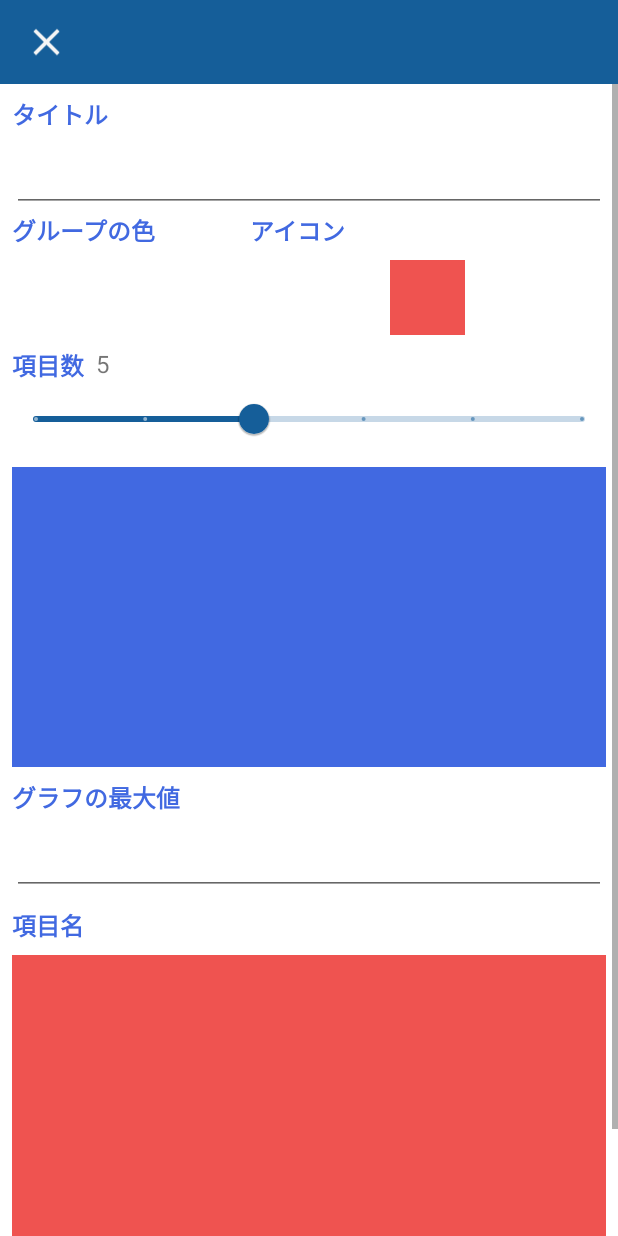
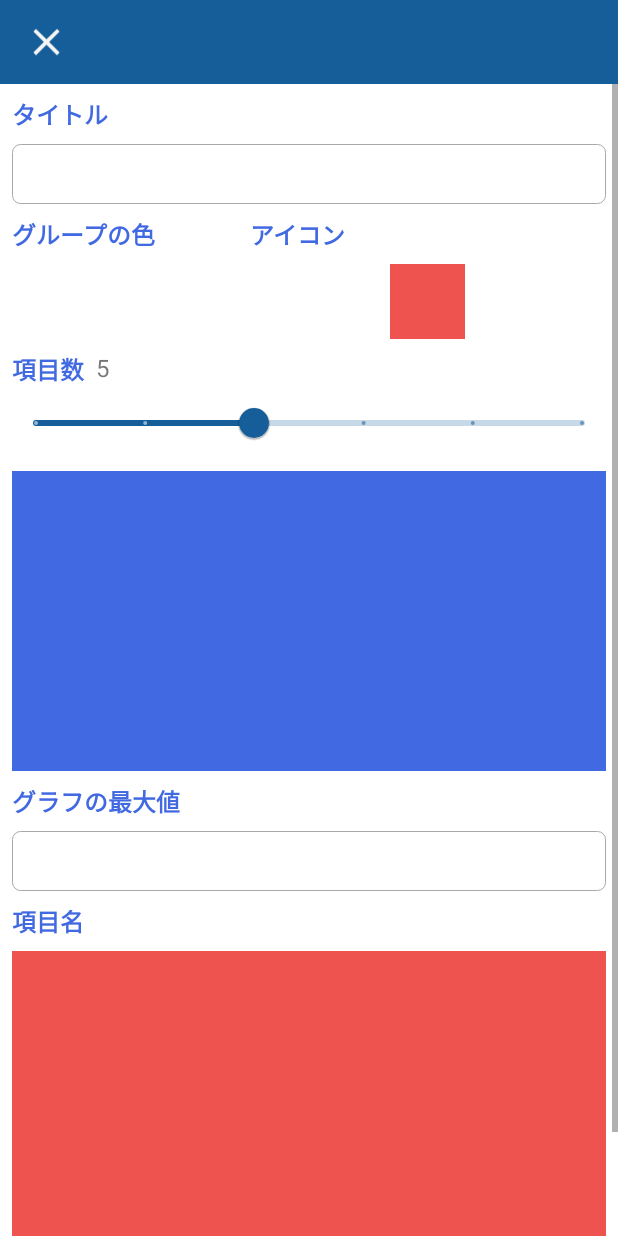
Before and after one commit to Aoc4456/Android_RadarChart, an Android app: the GroupCreateFragment screen opened through its navigation route, on a phone screen of 412 x 824 dp. Run offline under Robolectric (Android 15) with nearby library versions, the phone set to English and light mode, and no system bars; our stand-ins replace Dagger/Hilt's generated code, data binding; libraries missing offline, so code that uses them is left out: petrov.kristiyan.colorpicker; 1 statement that could not run was skipped.

Commit message:
枠線つきのカスタムEditTextViewを追加

```diff
--- /dev/null
+++ b/app/src/main/java/com/aoc4456/radarchart/component/BorderEditText.kt
@@ -0,0 +1,23 @@
+package com.aoc4456.radarchart.component
+
+import android.content.Context
+import android.util.AttributeSet
+import android.view.inputmethod.EditorInfo
+import androidx.appcompat.widget.AppCompatEditText
+import androidx.core.content.res.ResourcesCompat
+import com.aoc4456.radarchart.R
+
+class BorderEditText(context: Context, attrs: AttributeSet) : AppCompatEditText(context, attrs) {
+
+    private val scale = resources.displayMetrics.density
+
+    init {
+        imeOptions = EditorInfo.IME_ACTION_DONE
+        setEms(10)
+        height = resources.getDimensionPixelSize(R.dimen.edit_text_height)
+        background = ResourcesCompat.getDrawable(resources, R.drawable.border_radius, null)
+
+        val padding = (8 * scale + 0.5f).toInt()
+        setPadding(padding, 0, padding, 0)
+    }
+}
--- a/app/src/main/java/com/aoc4456/radarchart/screen/groupcreate/GroupCreateFragment.kt
+++ b/app/src/main/java/com/aoc4456/radarchart/screen/groupcreate/GroupCreateFragment.kt
@@ -9,7 +9,6 @@ import androidx.fragment.app.viewModels
 import androidx.navigation.fragment.findNavController
 import com.aoc4456.radarchart.databinding.GroupCreateFragmentBinding
 import dagger.hilt.android.AndroidEntryPoint
-import timber.log.Timber
 
 @AndroidEntryPoint
 class GroupCreateFragment : Fragment() {
@@ -36,7 +35,6 @@ class GroupCreateFragment : Fragment() {
         }
 
         binding.colorView.setOnChooseColorListener(requireActivity()) { chooseColor ->
-            Timber.d("色が選択されました : $chooseColor")
             viewModel.onChooseColor(chooseColor)
         }
 
--- /dev/null
+++ b/app/src/main/res/drawable/border_radius.xml
@@ -0,0 +1,7 @@
+<?xml version="1.0" encoding="utf-8"?>
+<shape xmlns:android="http://schemas.android.com/apk/res/android">
+    <stroke
+        android:width="0.5dp"
+        android:color="@color/dark_gray" />
+    <corners android:radius="5dp" />
+</shape>
--- a/app/src/main/res/layout/group_create_fragment.xml
+++ b/app/src/main/res/layout/group_create_fragment.xml
@@ -4,6 +4,7 @@
     xmlns:tools="http://schemas.android.com/tools">
 
     <data>
+
         <variable
             name="viewmodel"
             type="com.aoc4456.radarchart.screen.groupcreate.GroupCreateViewModel" />
@@ -53,12 +54,11 @@
                     app:layout_constraintStart_toStartOf="parent"
                     app:layout_constraintTop_toTopOf="parent" />
 
-                <EditText
+                <com.aoc4456.radarchart.component.BorderEditText
                     android:id="@+id/editTextTextPersonName"
                     android:layout_width="0dp"
                     android:layout_height="wrap_content"
                     android:layout_marginTop="8dp"
-                    android:ems="10"
                     android:importantForAutofill="no"
                     android:inputType="text"
                     app:layout_constraintEnd_toEndOf="parent"
@@ -71,6 +71,7 @@
                     style="@style/LabelBlueText"
                     android:layout_width="0dp"
                     android:layout_height="wrap_content"
+                    android:layout_marginTop="8dp"
                     android:text="@string/group_color"
                     app:layout_constraintEnd_toStartOf="@+id/iconLabel"
                     app:layout_constraintHorizontal_weight="0.4"
@@ -93,6 +94,7 @@
                     style="@style/LabelBlueText"
                     android:layout_width="0dp"
                     android:layout_height="wrap_content"
+                    android:layout_marginTop="8dp"
                     android:text="@string/icon"
                     app:layout_constraintEnd_toEndOf="parent"
                     app:layout_constraintHorizontal_weight="0.6"
@@ -124,25 +126,25 @@
                     android:id="@+id/numberOfItemsText"
                     android:layout_width="wrap_content"
                     android:layout_height="0dp"
-                    tools:text="5"
+                    android:layout_marginStart="8dp"
                     android:text="@{viewmodel.numberOfItems.toString()}"
                     android:textSize="16sp"
-                    android:layout_marginStart="8dp"
+                    app:layout_constraintBottom_toBottomOf="@id/numberOfItemsLabel"
+                    app:layout_constraintStart_toEndOf="@id/numberOfItemsLabel"
                     app:layout_constraintTop_toTopOf="@id/numberOfItemsLabel"
-                    app:layout_constraintStart_toEndOf="@id/numberOfItemsLabel"
-                    app:layout_constraintBottom_toBottomOf="@id/numberOfItemsLabel"/>
+                    tools:text="5" />
 
                 <com.google.android.material.slider.Slider
                     android:id="@+id/numberOfItemsSlider"
                     android:layout_width="0dp"
                     android:layout_height="0dp"
-                    app:layout_constraintTop_toBottomOf="@id/numberOfItemsLabel"
-                    app:layout_constraintStart_toStartOf="parent"
-                    app:layout_constraintEnd_toEndOf="parent"
+                    android:stepSize="1"
                     android:value="5"
                     android:valueFrom="3"
                     android:valueTo="8"
-                    android:stepSize="1"/>
+                    app:layout_constraintEnd_toEndOf="parent"
+                    app:layout_constraintStart_toStartOf="parent"
+                    app:layout_constraintTop_toBottomOf="@id/numberOfItemsLabel" />
 
                 <View
                     android:id="@+id/radarChart"
@@ -162,16 +164,15 @@
                     android:layout_height="wrap_content"
                     android:layout_marginTop="8dp"
                     android:text="@string/maximum_value_of_the_graph"
+                    app:layout_constraintEnd_toEndOf="parent"
                     app:layout_constraintStart_toStartOf="parent"
-                    app:layout_constraintEnd_toEndOf="parent"
                     app:layout_constraintTop_toBottomOf="@id/radarChart" />
 
-                <EditText
+                <com.aoc4456.radarchart.component.BorderEditText
                     android:id="@+id/maximumValueField"
                     android:layout_width="0dp"
                     android:layout_height="wrap_content"
                     android:layout_marginTop="8dp"
-                    android:ems="10"
                     android:importantForAutofill="no"
                     android:inputType="number"
                     app:layout_constraintEnd_toEndOf="parent"
@@ -186,8 +187,8 @@
                     android:layout_height="wrap_content"
                     android:layout_marginTop="8dp"
                     android:text="@string/item_name"
+                    app:layout_constraintEnd_toEndOf="parent"
                     app:layout_constraintStart_toStartOf="parent"
-                    app:layout_constraintEnd_toEndOf="parent"
                     app:layout_constraintTop_toBottomOf="@id/maximumValueField" />
 
                 <View
@@ -195,21 +196,21 @@
                     android:layout_width="0dp"
                     android:layout_height="200dp"
                     android:layout_marginTop="8dp"
-                    app:layout_constraintTop_toBottomOf="@id/itemNameLabel"
+                    android:background="@color/red_700"
+                    app:layout_constraintEnd_toEndOf="parent"
                     app:layout_constraintStart_toStartOf="parent"
-                    app:layout_constraintEnd_toEndOf="parent"
-                    android:background="@color/red_700"/>
+                    app:layout_constraintTop_toBottomOf="@id/itemNameLabel" />
 
                 <Button
                     android:id="@+id/saveButton"
                     android:layout_width="100dp"
                     android:layout_height="50dp"
                     android:layout_marginTop="8dp"
-                    app:layout_constraintTop_toBottomOf="@id/itemNameField"
+                    android:gravity="center"
+                    android:text="@string/save"
+                    app:layout_constraintEnd_toEndOf="parent"
                     app:layout_constraintStart_toStartOf="parent"
-                    app:layout_constraintEnd_toEndOf="parent"
-                    android:gravity="center"
-                    android:text="@string/save"/>
+                    app:layout_constraintTop_toBottomOf="@id/itemNameField" />
 
             </androidx.constraintlayout.widget.ConstraintLayout>
 
--- a/app/src/main/res/values/dimens.xml
+++ b/app/src/main/res/values/dimens.xml
@@ -1,4 +1,5 @@
 <?xml version="1.0" encoding="utf-8"?>
 <resources>
     <dimen name="toolbar_height">56dp</dimen>
+    <dimen name="edit_text_height">40dp</dimen>
 </resources>
```
